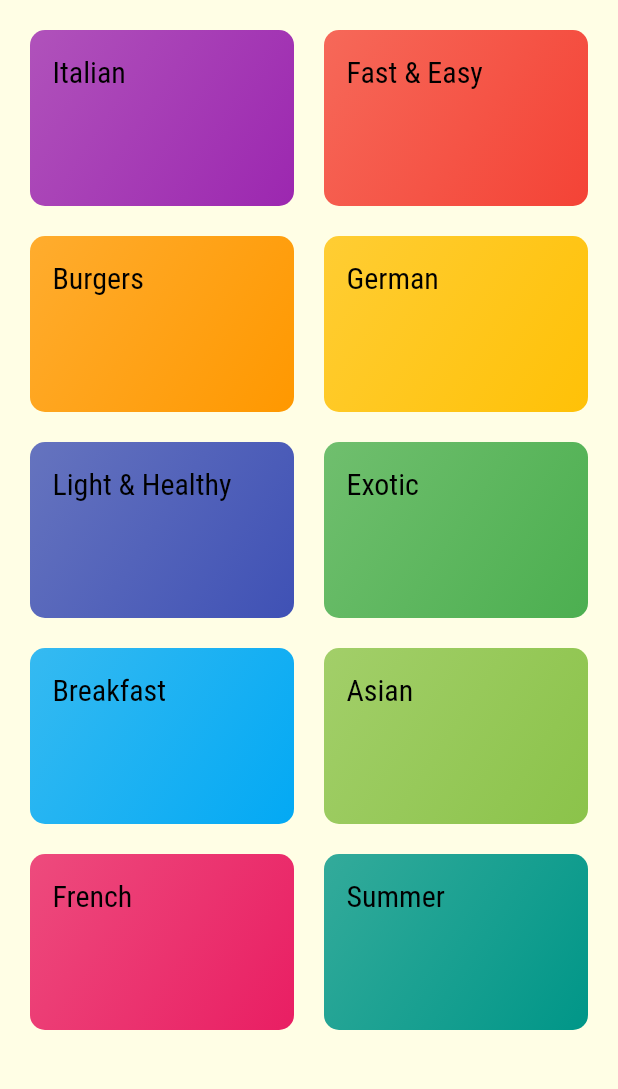
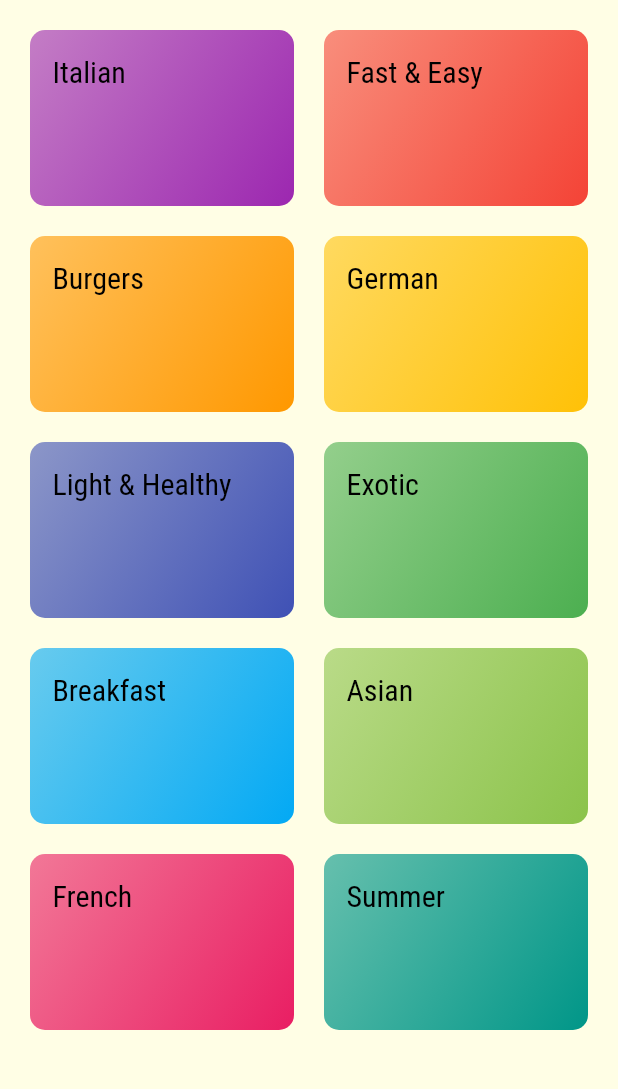
Before and after one commit to davisiqueira1/flutter_meals_app, a Flutter app: the screen it shows after launch, on a phone screen of 412 x 824 dp, the part 84-1173 px from its top. Run offline on Flutter 3.47's test engine with Material 3 defaults, Android fonts, the phone set to English and light mode, and no system bars.

Commit message:
feat: add screen navigation when tapping a category card

```diff
--- a/lib/components/category_item.dart
+++ b/lib/components/category_item.dart
@@ -1,19 +1,32 @@
 import 'package:flutter/material.dart';
 import 'package:meals_app/models/category.dart';
+import 'package:meals_app/screens/categories_meals_screen.dart';
 
 class CategoryItem extends StatelessWidget {
   const CategoryItem({required this.category, super.key});
 
   final Category category;
 
+  void _selectCategory(BuildContext context) {
+    Navigator.of(context).push(
+      MaterialPageRoute(
+        builder: (_) => const CategoriesMealsScreen(),
+      ),
+    );
+  }
+
   @override
   Widget build(BuildContext context) {
-    return Container(
+    return InkWell(
+      onTap: () => _selectCategory(context),
+      borderRadius: BorderRadius.circular(10), // fix tap feedback overflow
+      splashColor: Theme.of(context).colorScheme.primary,
+      child: Container(
         padding: const EdgeInsets.all(15),
         decoration: BoxDecoration(
           borderRadius: BorderRadius.circular(10),
           gradient: LinearGradient(colors: [
-          category.color.withOpacity(0.8),
+            category.color.withOpacity(0.6),
             category.color,
           ], begin: Alignment.topLeft, end: Alignment.bottomRight),
         ),
@@ -21,6 +34,7 @@ class CategoryItem extends StatelessWidget {
           category.title,
           style: Theme.of(context).textTheme.titleLarge,
         ),
+      ),
     );
   }
 }
```
Also changed, not shown: lib/screens/categories_meals_screen.dart (+8 -1 lines). Lines whose indentation alone changed are shown as unchanged.
